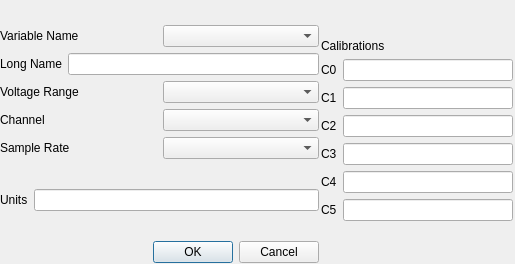
NCAR/nidas, file src/nidas/apps/config/AddA2DVariableComboDialog.ui: the form before one commit.
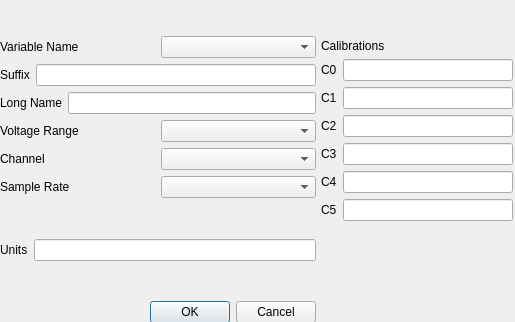
The form after the commit.

Commit message: Facilitate suffixes for A2D variables.  This allows for us to have a single variable in VarDB that is measured in various parts of the plane and thus has different locations (e.g. F2DIO1 or TCAB).

Diff of the .ui file:
```diff
--- a/src/nidas/apps/config/AddA2DVariableComboDialog.ui
+++ b/src/nidas/apps/config/AddA2DVariableComboDialog.ui
@@ -7,7 +7,7 @@
     <x>0</x>
     <y>0</y>
     <width>515</width>
-    <height>264</height>
+    <height>322</height>
    </rect>
   </property>
   <property name="sizePolicy">
@@ -19,151 +19,6 @@
   <property name="windowTitle">
    <string>Add Variable</string>
   </property>
-  <widget class="QWidget" name="layoutWidget">
-   <property name="geometry">
-    <rect>
-     <x>0</x>
-     <y>1</y>
-     <width>319</width>
-     <height>262</height>
-    </rect>
-   </property>
-   <layout class="QVBoxLayout" name="verticalLayout">
-    <item>
-     <spacer name="verticalSpacer_3">
-      <property name="orientation">
-       <enum>Qt::Vertical</enum>
-      </property>
-      <property name="sizeHint" stdset="0">
-       <size>
-        <width>20</width>
-        <height>20</height>
-       </size>
-      </property>
-     </spacer>
-    </item>
-    <item>
-     <layout class="QHBoxLayout" name="horizontalLayout">
-      <item>
-       <widget class="QLabel" name="VariableLabel">
-        <property name="text">
-         <string>Variable Name</string>
-        </property>
-       </widget>
-      </item>
-      <item>
-       <widget class="QComboBox" name="VariableBox"/>
-      </item>
-     </layout>
-    </item>
-    <item>
-     <layout class="QHBoxLayout" name="LongNameLayout">
-      <item>
-       <widget class="QLabel" name="LongNameLabel">
-        <property name="text">
-         <string>Long Name</string>
-        </property>
-       </widget>
-      </item>
-      <item>
-       <widget class="QLineEdit" name="LongNameText"/>
-      </item>
-     </layout>
-    </item>
-    <item>
-     <layout class="QHBoxLayout" name="VoltageLayout">
-      <item>
-       <widget class="QLabel" name="VoltageLabel">
-        <property name="text">
-         <string>Voltage Range</string>
-        </property>
-       </widget>
-      </item>
-      <item>
-       <widget class="QComboBox" name="VoltageBox"/>
-      </item>
-     </layout>
-    </item>
-    <item>
-     <layout class="QHBoxLayout" name="ChannelLayout">
-      <item>
-       <widget class="QLabel" name="ChannelLabel">
-        <property name="text">
-         <string>Channel</string>
-        </property>
-       </widget>
-      </item>
-      <item>
-       <widget class="QComboBox" name="ChannelBox"/>
-      </item>
-     </layout>
-    </item>
-    <item>
-     <layout class="QHBoxLayout" name="SRLayout">
-      <item>
-       <widget class="QLabel" name="SRLabel">
-        <property name="text">
-         <string>Sample Rate</string>
-        </property>
-       </widget>
-      </item>
-      <item>
-       <widget class="QComboBox" name="SRBox"/>
-      </item>
-     </layout>
-    </item>
-    <item>
-     <spacer name="verticalSpacer_2">
-      <property name="orientation">
-       <enum>Qt::Vertical</enum>
-      </property>
-      <property name="sizeHint" stdset="0">
-       <size>
-        <width>20</width>
-        <height>17</height>
-       </size>
-      </property>
-     </spacer>
-    </item>
-    <item>
-     <layout class="QHBoxLayout" name="UnitsLayout">
-      <item>
-       <widget class="QLabel" name="UnitsLabel_2">
-        <property name="text">
-         <string>Units</string>
-        </property>
-       </widget>
-      </item>
-      <item>
-       <widget class="QLineEdit" name="UnitsText"/>
-      </item>
-     </layout>
-    </item>
-    <item>
-     <spacer name="verticalSpacer_bottom">
-      <property name="orientation">
-       <enum>Qt::Vertical</enum>
-      </property>
-      <property name="sizeHint" stdset="0">
-       <size>
-        <width>168</width>
-        <height>13</height>
-       </size>
-      </property>
-     </spacer>
-    </item>
-    <item>
-     <widget class="QDialogButtonBox" name="buttonBox">
-      <property name="orientation">
-       <enum>Qt::Horizontal</enum>
-      </property>
-      <property name="standardButtons">
-       <set>QDialogButtonBox::Cancel|QDialogButtonBox::Ok</set>
-      </property>
-     </widget>
-    </item>
-   </layout>
-  </widget>
   <widget class="QWidget" name="layoutWidget">
    <property name="geometry">
     <rect>
@@ -293,6 +148,165 @@
     </item>
    </layout>
   </widget>
+  <widget class="QWidget" name="">
+   <property name="geometry">
+    <rect>
+     <x>0</x>
+     <y>2</y>
+     <width>316</width>
+     <height>321</height>
+    </rect>
+   </property>
+   <layout class="QVBoxLayout" name="verticalLayout">
+    <item>
+     <spacer name="verticalSpacer_3">
+      <property name="orientation">
+       <enum>Qt::Vertical</enum>
+      </property>
+      <property name="sizeHint" stdset="0">
+       <size>
+        <width>314</width>
+        <height>13</height>
+       </size>
+      </property>
+     </spacer>
+    </item>
+    <item>
+     <layout class="QHBoxLayout" name="horizontalLayout">
+      <item>
+       <widget class="QLabel" name="VariableLabel">
+        <property name="text">
+         <string>Variable Name</string>
+        </property>
+       </widget>
+      </item>
+      <item>
+       <widget class="QComboBox" name="VariableBox"/>
+      </item>
+     </layout>
+    </item>
+    <item>
+     <layout class="QHBoxLayout" name="SuffixLayout">
+      <item>
+       <widget class="QLabel" name="SuffixLabel">
+        <property name="text">
+         <string>Suffix</string>
+        </property>
+       </widget>
+      </item>
+      <item>
+       <widget class="QLineEdit" name="SuffixText"/>
+      </item>
+     </layout>
+    </item>
+    <item>
+     <layout class="QHBoxLayout" name="LongNameLayout">
+      <item>
+       <widget class="QLabel" name="LongNameLabel">
+        <property name="text">
+         <string>Long Name</string>
+        </property>
+       </widget>
+      </item>
+      <item>
+       <widget class="QLineEdit" name="LongNameText"/>
+      </item>
+     </layout>
+    </item>
+    <item>
+     <layout class="QHBoxLayout" name="VoltageLayout">
+      <item>
+       <widget class="QLabel" name="VoltageLabel">
+        <property name="text">
+         <string>Voltage Range</string>
+        </property>
+       </widget>
+      </item>
+      <item>
+       <widget class="QComboBox" name="VoltageBox"/>
+      </item>
+     </layout>
+    </item>
+    <item>
+     <layout class="QHBoxLayout" name="ChannelLayout">
+      <item>
+       <widget class="QLabel" name="ChannelLabel">
+        <property name="text">
+         <string>Channel</string>
+        </property>
+       </widget>
+      </item>
+      <item>
+       <widget class="QComboBox" name="ChannelBox"/>
+      </item>
+     </layout>
+    </item>
+    <item>
+     <layout class="QHBoxLayout" name="SRLayout">
+      <item>
+       <widget class="QLabel" name="SRLabel">
+        <property name="text">
+         <string>Sample Rate</string>
+        </property>
+       </widget>
+      </item>
+      <item>
+       <widget class="QComboBox" name="SRBox"/>
+      </item>
+     </layout>
+    </item>
+    <item>
+     <spacer name="verticalSpacer_2">
+      <property name="orientation">
+       <enum>Qt::Vertical</enum>
+      </property>
+      <property name="sizeHint" stdset="0">
+       <size>
+        <width>314</width>
+        <height>13</height>
+       </size>
+      </property>
+     </spacer>
+    </item>
+    <item>
+     <layout class="QHBoxLayout" name="UnitsLayout">
+      <item>
+       <widget class="QLabel" name="UnitsLabel_2">
+        <property name="text">
+         <string>Units</string>
+        </property>
+       </widget>
+      </item>
+      <item>
+       <widget class="QLineEdit" name="UnitsText"/>
+      </item>
+     </layout>
+    </item>
+    <item>
+     <spacer name="verticalSpacer_bottom">
+      <property name="orientation">
+       <enum>Qt::Vertical</enum>
+      </property>
+      <property name="sizeHint" stdset="0">
+       <size>
+        <width>314</width>
+        <height>13</height>
+       </size>
+      </property>
+     </spacer>
+    </item>
+    <item>
+     <widget class="QDialogButtonBox" name="buttonBox">
+      <property name="orientation">
+       <enum>Qt::Horizontal</enum>
+      </property>
+      <property name="standardButtons">
+       <set>QDialogButtonBox::Cancel|QDialogButtonBox::Ok</set>
+      </property>
+     </widget>
+    </item>
+   </layout>
+  </widget>
  </widget>
  <tabstops>
   <tabstop>LongNameText</tabstop>
```
The commit also changes 2 other files.
